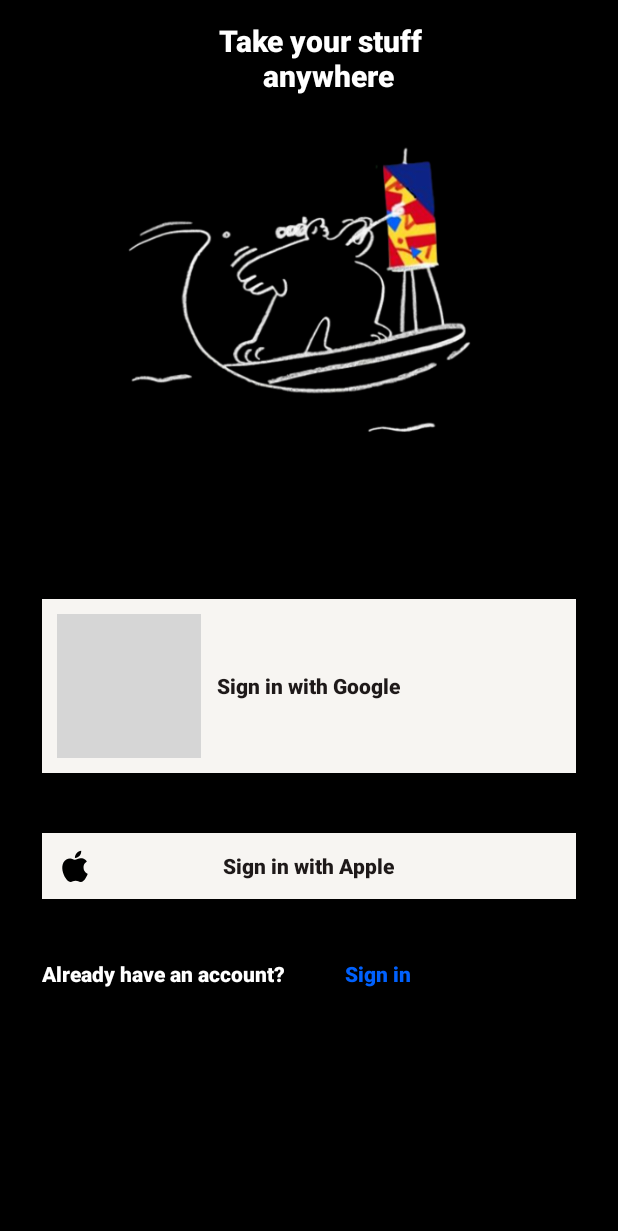
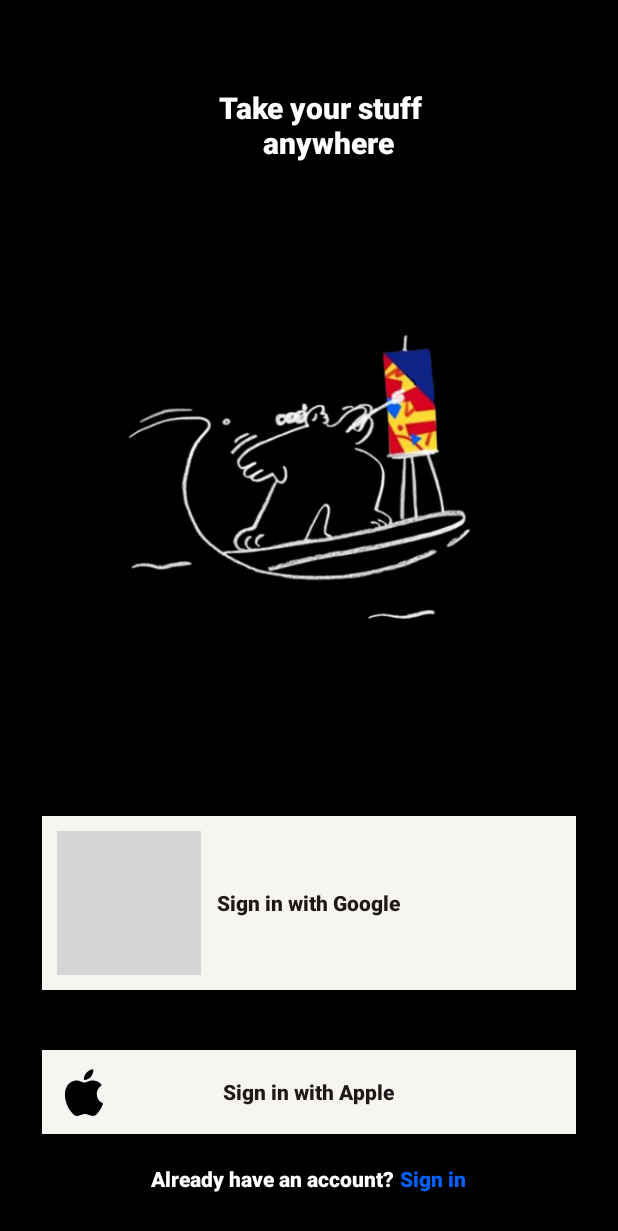
Before and after one commit to JayQKA2/DropBoxUI, an Android app: the layout activity_login.xml on its own in the app's theme, with its tools: preview values and no code run, on a phone screen of 412 x 824 dp. Shown: the top 1231 px of the screen. Run offline under Robolectric (Android 15) with nearby library versions, the phone set to English and light mode, and no system bars; grey boxes are pictures that could not be loaded.

Commit message:
login update

```diff
--- a/app/src/main/res/drawable/ic_apple.xml
+++ b/app/src/main/res/drawable/ic_apple.xml
@@ -1,5 +1,10 @@
-<vector android:height="24dp" android:viewportHeight="56.693"
-    android:viewportWidth="56.693" android:width="24dp" xmlns:android="http://schemas.android.com/apk/res/android">
-    <path android:fillColor="#FF000000" android:pathData="M41.777,30.517c-0.062,-6.232 5.082,-9.221 5.312,-9.372c-2.891,-4.227 -7.395,-4.807 -8.998,-4.873c-3.83,-0.389 -7.477,2.256 -9.42,2.256c-1.939,0 -4.941,-2.199 -8.117,-2.143c-4.178,0.062 -8.029,2.43 -10.179,6.17c-4.339,7.527 -1.11,18.682 3.118,24.791c2.067,2.986 4.532,6.346 7.766,6.223c3.117,-0.123 4.293,-2.016 8.061,-2.016s4.826,2.016 8.123,1.953c3.352,-0.061 5.477,-3.043 7.527,-6.041c2.373,-3.469 3.35,-6.828 3.408,-6.998C48.305,40.433 41.844,37.958 41.777,30.517z"/>
-    <path android:fillColor="#FF000000" android:pathData="M35.582,12.229c1.715,-2.082 2.877,-4.975 2.561,-7.855c-2.475,0.1 -5.471,1.645 -7.248,3.725c-1.592,1.846 -2.984,4.785 -2.611,7.613C31.045,15.926 33.861,14.307 35.582,12.229z"/>
+<vector android:height="36dp" android:width="36dp"
+    android:viewportHeight="56.693" android:viewportWidth="56.693"
+    xmlns:android="http://schemas.android.com/apk/res/android">
+
+    <path android:fillColor="#FF000000"
+        android:pathData="M41.777,30.517c-0.062,-6.232 5.082,-9.221 5.312,-9.372c-2.891,-4.227 -7.395,-4.807 -8.998,-4.873c-3.83,-0.389 -7.477,2.256 -9.42,2.256c-1.939,0 -4.941,-2.199 -8.117,-2.143c-4.178,0.062 -8.029,2.43 -10.179,6.17c-4.339,7.527 -1.11,18.682 3.118,24.791c2.067,2.986 4.532,6.346 7.766,6.223c3.117,-0.123 4.293,-2.016 8.061,-2.016s4.826,2.016 8.123,1.953c3.352,-0.061 5.477,-3.043 7.527,-6.041c2.373,-3.469 3.35,-6.828 3.408,-6.998C48.305,40.433 41.844,37.958 41.777,30.517z"/>
+
+    <path android:fillColor="#FF000000"
+        android:pathData="M35.582,12.229c1.715,-2.082 2.877,-4.975 2.561,-7.855c-2.475,0.1 -5.471,1.645 -7.248,3.725c-1.592,1.846 -2.984,4.785 -2.611,7.613C31.045,15.926 33.861,14.307 35.582,12.229z"/>
 </vector>
--- a/app/src/main/res/layout/activity_login.xml
+++ b/app/src/main/res/layout/activity_login.xml
@@ -16,7 +16,7 @@
         <TextView
             android:layout_width="match_parent"
             android:layout_height="wrap_content"
-            android:layout_marginTop="@dimen/text_margin"
+            android:layout_marginTop="50dp"
             android:layout_marginStart="@dimen/layout_margin"
             android:text="@string/welcome"
             android:textAppearance="@style/TextAppearance.AppCompat.Title"
@@ -28,15 +28,15 @@
             android:layout_width="350dp"
             android:layout_height="245dp"
             android:layout_marginStart="@dimen/layout_margin"
-            android:layout_marginTop="@dimen/layout_margin"
+            android:layout_marginTop="100dp"
             android:src="@drawable/dropbox_login"
-            tools:ignore="ContentDescription"/>
+            tools:ignore="ContentDescription" />
 
         <LinearLayout
             android:layout_width="match_parent"
             android:layout_height="wrap_content"
             android:gravity="center"
-            android:layout_marginTop="50dp"
+            android:layout_marginTop="70dp"
             android:orientation="vertical">
 
             <FrameLayout
@@ -69,31 +69,31 @@
                 android:id="@+id/login_with_apple"
                 android:layout_width="match_parent"
                 android:layout_height="wrap_content"
+                android:layout_margin="@dimen/layout_margin"
                 android:background="@color/coconut"
-                android:layout_margin="@dimen/layout_margin"
                 android:padding="10dp">
 
                 <ImageButton
                     android:layout_width="wrap_content"
                     android:layout_height="wrap_content"
+                    android:layout_gravity="start|center_vertical"
                     android:background="@color/coconut"
-                    android:layout_gravity="start|center_vertical"
-                    android:src="@drawable/ic_apple"/>
+                    android:src="@drawable/ic_apple" />
 
                 <TextView
                     android:layout_width="wrap_content"
                     android:layout_height="wrap_content"
                     android:layout_gravity="center"
+                    android:text="@string/sign_in_with_apple"
                     android:textAppearance="@style/TextAppearance.AppCompat.Body2"
-                    android:textStyle="bold"
                     android:textColor="@color/graphite"
-                    android:text="@string/sign_in_with_apple"/>
+                    android:textStyle="bold" />
 
             </FrameLayout>
         </LinearLayout>
 
         <LinearLayout
-            android:layout_width="wrap_content"
+            android:layout_width="match_parent"
             android:layout_height="wrap_content"
             android:orientation="horizontal"
             android:gravity="center">
@@ -102,24 +102,22 @@
                 android:id="@+id/already_have"
                 android:layout_width="wrap_content"
                 android:layout_height="wrap_content"
-                android:layout_gravity="center"
-                android:layout_margin="@dimen/layout_margin"
                 android:text="@string/already_have_an_account"
                 android:textAppearance="@style/TextAppearance.AppCompat.Body2"
                 android:textColor="@color/white"
-                android:textStyle="bold" />
+                android:textStyle="bold"/>
 
             <TextView
                 android:layout_width="wrap_content"
                 android:layout_height="wrap_content"
                 android:text="@string/sign_in"
                 android:textColor="@color/dropbox_blue"
-                android:layout_margin="@dimen/layout_margin"
+                android:layout_marginStart="4dp"
                 android:textAppearance="@style/TextAppearance.AppCompat.Body2"
                 android:textStyle="bold"
-                android:id="@+id/sign_in"
-                android:layout_marginStart="8dp"/>
+                android:id="@+id/sign_in"/>
         </LinearLayout>
+
 
     </LinearLayout>
 </ScrollView>
--- a/app/src/main/res/values/strings.xml
+++ b/app/src/main/res/values/strings.xml
@@ -3,7 +3,7 @@
     <string name="title_home">Home</string>
     <string name="title_dashboard">Dashboard</string>
     <string name="title_notifications">Notifications</string>
-    <string name="welcome">Take your stuff \n   anywhere</string>
+    <string name="welcome">Take your stuff \n anywhere</string>
     <string name="sign_in_with_google">Sign in with Google</string>
     <string name="sign_in_with_apple">Sign in with Apple</string>
     <string name="or">Or</string>
```
